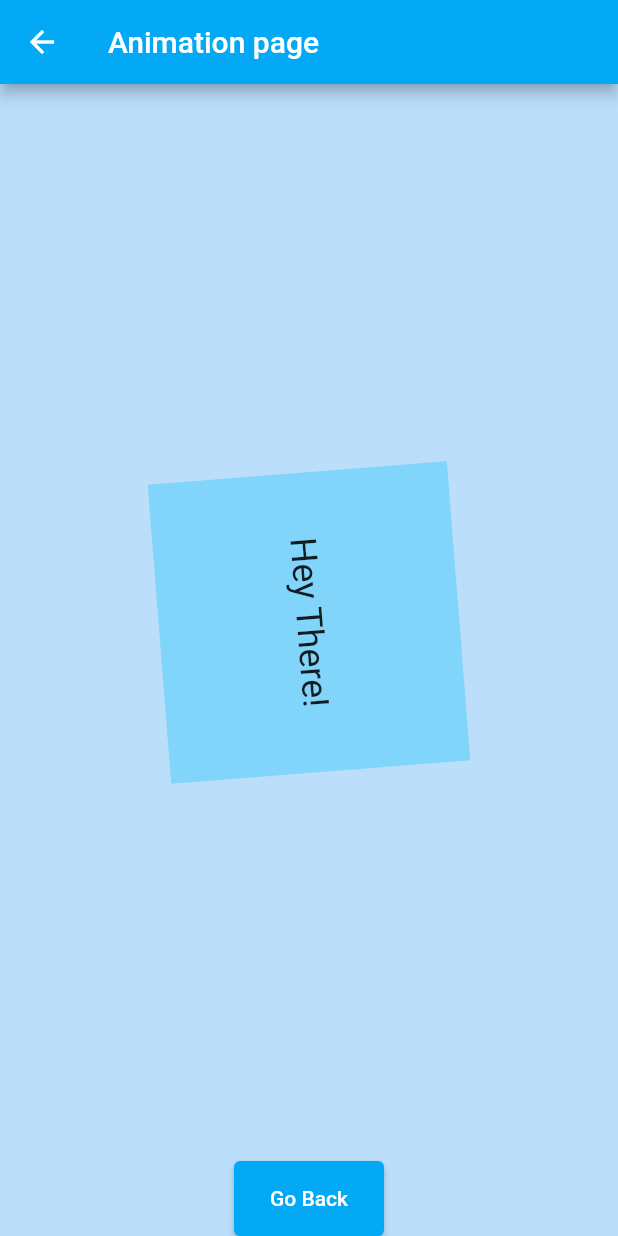
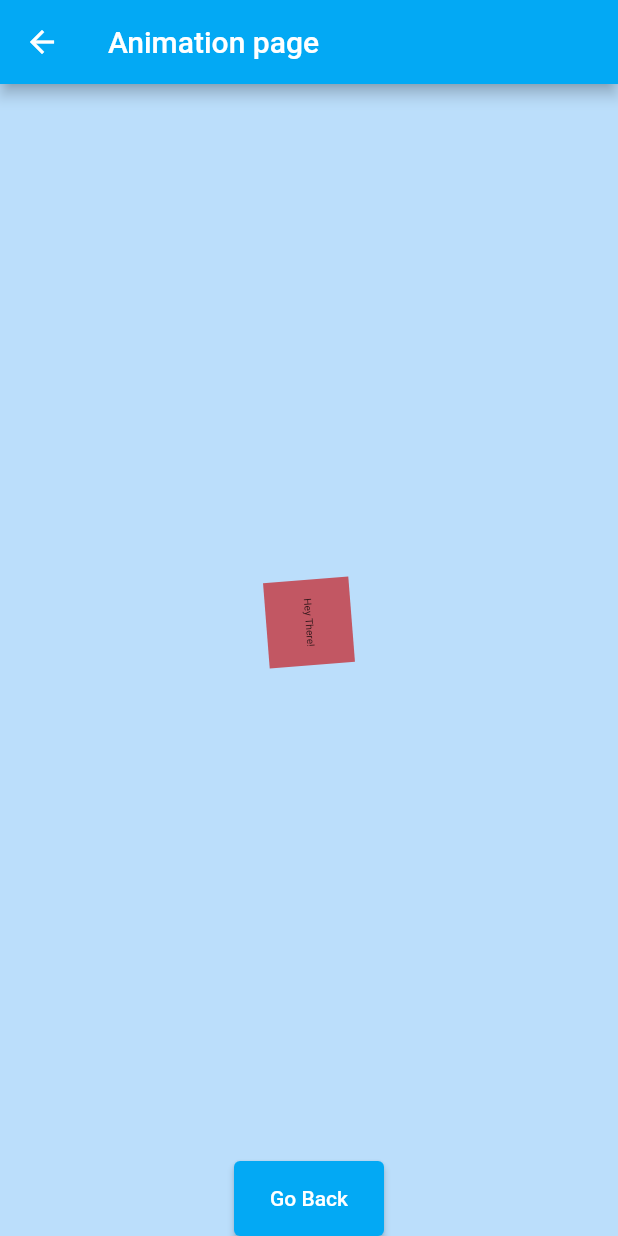
Before and after one commit to Merculiar/flutter_app, a Flutter app: the ThirdPage screen opened by its route, on a phone screen of 412 x 824 dp. Run offline on Flutter 3.47's test engine with Material 2 defaults, Android fonts, the phone set to English and light mode, and no system bars.

```diff
--- a/lib/screens/thirdpage/thirdpage.dart
+++ b/lib/screens/thirdpage/thirdpage.dart
@@ -8,7 +8,10 @@ class ThirdPage extends StatefulWidget {
 
 class _ThirdPageState extends State<ThirdPage>
     with SingleTickerProviderStateMixin {
+  double _width = 200;
+  double _height = 200;
   late AnimationController _controller;
+  late Animation _colorTween;
 
   @override
   void initState() {
@@ -16,6 +19,11 @@ class _ThirdPageState extends State<ThirdPage>
       vsync: this,
       duration: Duration(seconds: 8),
     );
+    _colorTween =
+        ColorTween(begin: Colors.red, end: Colors.blue).animate(_controller)
+          ..addListener(() {
+            setState(() {});
+          });
     _controller.repeat();
     super.initState();
   }
@@ -24,6 +32,13 @@ class _ThirdPageState extends State<ThirdPage>
   void dispose() {
     _controller.dispose();
     super.dispose();
+  }
+
+  Widget moving(child) {
+    return Transform.rotate(
+      angle: _controller.value * 2 * pi,
+      child: child,
+    );
   }
 
   @override
@@ -43,18 +58,19 @@ class _ThirdPageState extends State<ThirdPage>
               AnimatedBuilder(
                   animation: _controller.view,
                   builder: (context, child) {
-                    return Transform.rotate(
-                      angle: _controller.value * 2 * pi,
-                      child: child,
-                    );
+                    return moving(child);
                   },
-                  child: Container(
-                      width: 200,
-                      height: 200,
-                      color: Colors.lightBlue[200],
-                      child: Center(
-                          child: Text('Hey There!',
-                              style: Theme.of(context).textTheme.headline5)))),
+                  child: Transform.scale(
+                      scale: _controller.value * 1.2,
+                      child: Container(
+                          width: _width,
+                          height: _height,
+                          color: _colorTween.value,
+                          child: Center(
+                              child: Text('Hey There!',
+                                  style: Theme.of(context)
+                                      .textTheme
+                                      .headline5))))),
               //button
               SizedBox(
                   width: 100,
```
Also changed, not shown: lib/screens/homepage/homepage.dart (+9 -7 lines).
